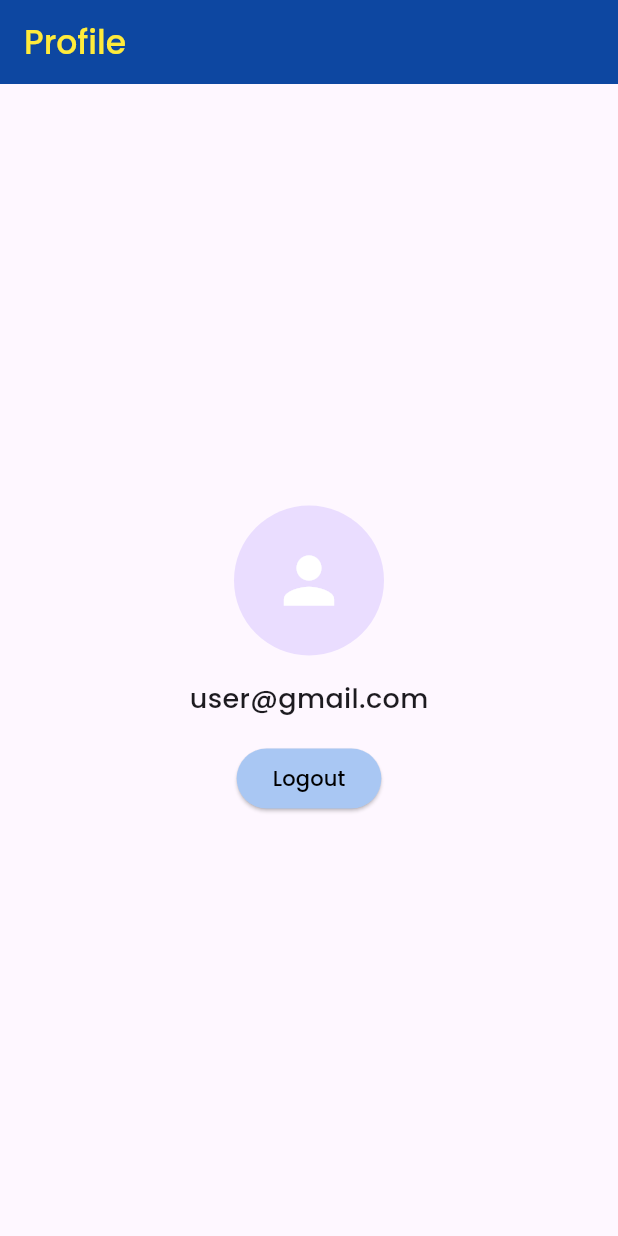
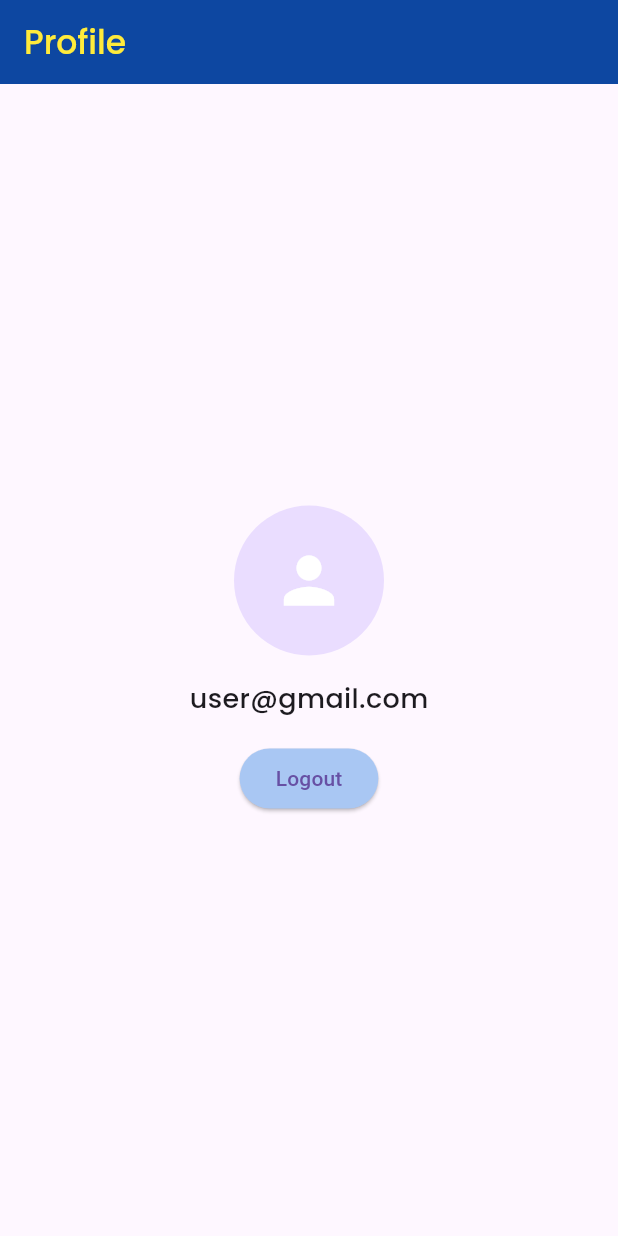
Before and after one commit to jasmrntha/tekber-fp, a Flutter app: the ProfileScreen screen opened directly, on a phone screen of 412 x 824 dp. Run offline on Flutter 3.47's test engine with Material 3 defaults, Android fonts, the light colour scheme and no system bars.

Commit message:
-- dwi indah 6

```diff
--- a/lib/screens/home_screen.dart
+++ b/lib/screens/home_screen.dart
@@ -1,9 +1,6 @@
 import 'package:flutter/material.dart';
 import 'package:final_project_2/screens/detail_screen.dart';
-import 'package:final_project_2/screens/profile_screen.dart';
 import 'package:final_project_2/models/wish_item.dart';
-import 'package:final_project_2/models/wish_model.dart';
-import 'package:provider/provider.dart';
 
 class HomeScreen extends StatefulWidget {
   @override
@@ -50,7 +47,6 @@ class _HomeScreenState extends State<HomeScreen> {
 
   String _searchQuery = '';
   String _filter = 'All';
-  int _currentIndex = 0;
 
   List<String> getFilters() {
     final categories = wishes.map((wish) => wish.category).toSet().toList();
@@ -92,7 +88,6 @@ class _HomeScreenState extends State<HomeScreen> {
 
   @override
   Widget build(BuildContext context) {
-    final wishModel = Provider.of<WishModel>(context);
 
     return Scaffold(
       appBar: AppBar(
--- a/lib/screens/profile_screen.dart
+++ b/lib/screens/profile_screen.dart
@@ -1,13 +1,10 @@
 // lib/screens/profile_screen.dart
 
 import 'package:flutter/material.dart';
-import 'package:final_project_2/models/wish_model.dart';
-import 'package:provider/provider.dart';
 
 class ProfileScreen extends StatelessWidget {
   @override
   Widget build(BuildContext context) {
-    final wishModel = Provider.of<WishModel>(context);
 
     return Scaffold(
       appBar: AppBar(
@@ -41,7 +38,7 @@ class ProfileScreen extends StatelessWidget {
                 // Implement logout logic here
               },
               style: ElevatedButton.styleFrom(backgroundColor: const Color.fromARGB(255, 169, 199, 243)),
-              child: const Text('Logout', style: TextStyle(fontFamily: 'Poppins', color: Colors.black)),
+              child: const Text('Logout', ),
             ),
           ],
         ),
```
